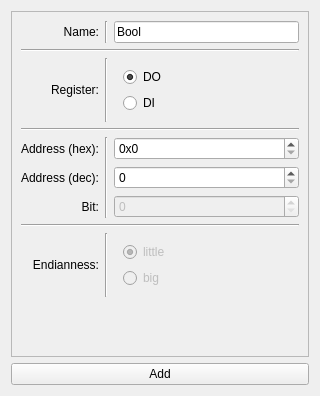
SHMModbus/shm_modbus_gui, file ui/set_values_add_bool.ui: the form before one commit.
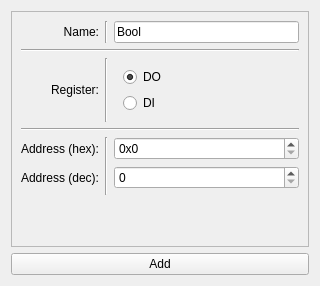
The form after the commit.

Commit message: simplify set values add bool ui

Diff of the .ui file:
```diff
--- a/ui/set_values_add_bool.ui
+++ b/ui/set_values_add_bool.ui
@@ -7,7 +7,7 @@
     <x>0</x>
     <y>0</y>
     <width>320</width>
-    <height>396</height>
+    <height>286</height>
    </rect>
   </property>
   <property name="minimumSize">
@@ -31,42 +31,23 @@
         <x>0</x>
         <y>0</y>
         <width>304</width>
-        <height>340</height>
+        <height>230</height>
        </rect>
       </property>
       <layout class="QGridLayout" name="gridLayout">
-       <item row="4" column="2">
-        <widget class="QSpinBox" name="address">
-         <property name="prefix">
-          <string>0x</string>
-         </property>
-         <property name="displayIntegerBase">
-          <number>16</number>
-         </property>
-        </widget>
-       </item>
-       <item row="7" column="0" colspan="3">
-        <widget class="Line" name="line_3">
-         <property name="orientation">
-          <enum>Qt::Horizontal</enum>
-         </property>
-        </widget>
-       </item>
-       <item row="0" column="1">
-        <widget class="Line" name="line_5">
+       <item row="2" column="1">
+        <widget class="Line" name="line_6">
          <property name="orientation">
           <enum>Qt::Vertical</enum>
          </property>
         </widget>
        </item>
-       <item row="6" column="0">
-        <widget class="QLabel" name="label_5">
-         <property name="text">
-          <string>Bit:</string>
+       <item row="8" column="2">
+        <widget class="QWidget" name="widget_2" native="true">
+         <property name="enabled">
+          <bool>true</bool>
          </property>
-         <property name="alignment">
-          <set>Qt::AlignRight|Qt::AlignTrailing|Qt::AlignVCenter</set>
-         </property>
+         <layout class="QVBoxLayout" name="verticalLayout_3"/>
         </widget>
        </item>
        <item row="2" column="2">
@@ -92,8 +73,8 @@
          </layout>
         </widget>
        </item>
-       <item row="9" column="1">
-        <widget class="Line" name="line_9">
+       <item row="4" column="1" rowspan="3">
+        <widget class="Line" name="line_7">
          <property name="orientation">
           <enum>Qt::Vertical</enum>
          </property>
@@ -109,30 +90,7 @@
          </property>
         </widget>
        </item>
-       <item row="6" column="2">
-        <widget class="QSpinBox" name="bit">
-         <property name="enabled">
-          <bool>false</bool>
-         </property>
-         <property name="minimum">
-          <number>0</number>
-         </property>
-         <property name="maximum">
-          <number>15</number>
-         </property>
-         <property name="value">
-          <number>0</number>
-         </property>
-        </widget>
-       </item>
-       <item row="4" column="1" rowspan="3">
-        <widget class="Line" name="line_7">
-         <property name="orientation">
-          <enum>Qt::Vertical</enum>
-         </property>
-        </widget>
-       </item>
-       <item row="10" column="0">
+       <item row="9" column="0">
         <spacer name="verticalSpacer">
          <property name="orientation">
           <enum>Qt::Vertical</enum>
@@ -145,44 +103,32 @@
          </property>
         </spacer>
        </item>
-       <item row="2" column="1">
-        <widget class="Line" name="line_6">
+       <item row="1" column="0" colspan="3">
+        <widget class="Line" name="line">
+         <property name="orientation">
+          <enum>Qt::Horizontal</enum>
+         </property>
+        </widget>
+       </item>
+       <item row="4" column="2">
+        <widget class="QSpinBox" name="address">
+         <property name="prefix">
+          <string>0x</string>
+         </property>
+         <property name="displayIntegerBase">
+          <number>16</number>
+         </property>
+        </widget>
+       </item>
+       <item row="0" column="1">
+        <widget class="Line" name="line_5">
          <property name="orientation">
           <enum>Qt::Vertical</enum>
          </property>
         </widget>
        </item>
-       <item row="9" column="2">
-        <widget class="QWidget" name="widget_2" native="true">
-         <property name="enabled">
-          <bool>true</bool>
-         </property>
-         <layout class="QVBoxLayout" name="verticalLayout_3">
-          <item>
-           <widget class="QRadioButton" name="endian_little">
-            <property name="enabled">
-             <bool>false</bool>
-            </property>
-            <property name="text">
-             <string>little</string>
-            </property>
-            <property name="checked">
-             <bool>true</bool>
-            </property>
-           </widget>
-          </item>
-          <item>
-           <widget class="QRadioButton" name="endian_big">
-            <property name="enabled">
-             <bool>false</bool>
-            </property>
-            <property name="text">
-             <string>big</string>
-            </property>
-           </widget>
-          </item>
-         </layout>
-        </widget>
+       <item row="5" column="2">
+        <widget class="QSpinBox" name="address_dec"/>
        </item>
        <item row="2" column="0">
         <widget class="QLabel" name="label_3">
@@ -194,13 +140,6 @@
          </property>
         </widget>
        </item>
-       <item row="3" column="0" colspan="3">
-        <widget class="Line" name="line_2">
-         <property name="orientation">
-          <enum>Qt::Horizontal</enum>
-         </property>
-        </widget>
-       </item>
        <item row="0" column="2">
         <widget class="QLineEdit" name="name">
          <property name="text">
@@ -208,6 +147,13 @@
          </property>
         </widget>
        </item>
+       <item row="3" column="0" colspan="3">
+        <widget class="Line" name="line_2">
+         <property name="orientation">
+          <enum>Qt::Horizontal</enum>
+         </property>
+        </widget>
+       </item>
        <item row="0" column="0">
         <widget class="QLabel" name="label_4">
          <property name="text">
@@ -218,26 +164,6 @@
          </property>
         </widget>
        </item>
-       <item row="1" column="0" colspan="3">
-        <widget class="Line" name="line">
-         <property name="orientation">
-          <enum>Qt::Horizontal</enum>
-         </property>
-        </widget>
-       </item>
-       <item row="5" column="2">
-        <widget class="QSpinBox" name="address_dec"/>
-       </item>
-       <item row="9" column="0">
-        <widget class="QLabel" name="label_8">
-         <property name="text">
-          <string>Endianness:</string>
-         </property>
-         <property name="alignment">
-          <set>Qt::AlignRight|Qt::AlignTrailing|Qt::AlignVCenter</set>
-         </property>
-        </widget>
-       </item>
        <item row="5" column="0">
         <widget class="QLabel" name="label_2">
          <property name="text">
```
The commit also changes 2 other files.
